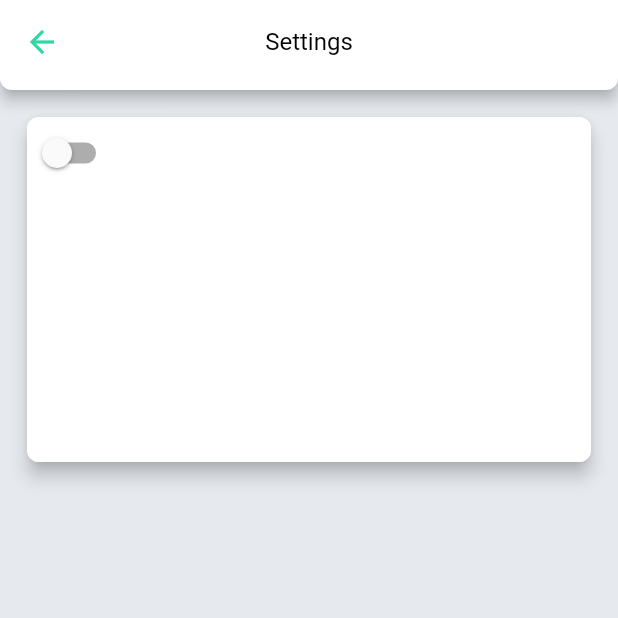
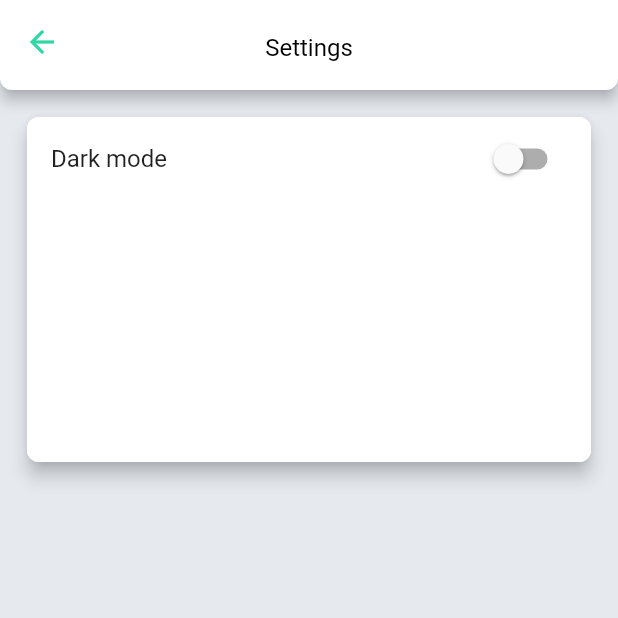
Before and after one commit to alarichartsock/smartmoney, a Flutter app: the Settings screen opened by its route, on a phone screen of 412 x 824 dp, the top half of it. Run offline on Flutter 3.47's test engine with Material 2 defaults, Android fonts, the phone set to English and light mode, and no system bars; our stand-ins replace flutter_bloc.

Commit message:
Fixed some UI scaling across devices
https://docs.google.com/spreadsheets/d/15l2iNHWFOkYs2Jlc_HTP5Vtzgu9leNO86ihhyO94GIk/edit?usp=sharing

Not everything is fixed. In particular, landscape mode on any phone breaks the app. Gonna commit that fix separate.

```diff
--- a/lib/android/components/order_card.dart
+++ b/lib/android/components/order_card.dart
@@ -76,7 +76,7 @@ class _OrderCardState extends State<OrderCard> {
                     Text(order.getCompany(),
                         style: TextStyle(
                             color: Theme.of(context).cursorColor,
-                            fontSize: 16.0,
+                            fontSize: 14.0,
                             fontWeight: FontWeight.w400)),
                   ],
                 ),
--- a/lib/android/components/order_column.dart
+++ b/lib/android/components/order_column.dart
@@ -143,7 +143,7 @@ class _OrderColumnState extends State<OrderColumn>
               color: Theme.of(context).canvasColor,
               borderRadius: BorderRadius.all(Radius.circular(8.0))),
           width: width,
-          height: height + 8,
+          height: height + 16,
           child: Stack(
             children: <Widget>[
               Column(
--- a/lib/android/logic/theme/customTheme.dart
+++ b/lib/android/logic/theme/customTheme.dart
@@ -28,6 +28,9 @@ class CustomTheme extends StatefulWidget {
 }
 
 class _CustomThemeState extends State<CustomTheme> {
+
+  bool darkThemeOn;
+
   ThemeData _theme;
 
   ThemeData get theme => _theme;
@@ -35,6 +38,8 @@ class _CustomThemeState extends State<CustomTheme> {
   @override
   void initState() {
     _theme = MyThemes.getThemeFromKey(widget.initialThemeKey);
+    (_theme == MyThemes.darkTheme) ? darkThemeOn = true : darkThemeOn = false;
+    print("$darkThemeOn");
     super.initState();
   }
 
--- a/lib/android/screens/menu/feedback_screen.dart
+++ b/lib/android/screens/menu/feedback_screen.dart
@@ -57,7 +57,10 @@ class _FeedbackState extends State<Feedback> {
             centerTitle: true,
             shape: appBarBorder,
             backgroundColor: Theme.of(context).canvasColor,
-            title: Text("smartmoney", style: Theme.of(context).textTheme.display4),
+            title: Padding(
+              padding: const EdgeInsets.only(top: 8.0),
+              child: Text("smartmoney", style: Theme.of(context).textTheme.display4),
+            ),
             leading: IconButton(
               iconSize: 24.0,
               icon: Icon(Icons.arrow_back), //todo: add icon from icons8
--- a/lib/android/screens/menu/help_screen.dart
+++ b/lib/android/screens/menu/help_screen.dart
@@ -54,7 +54,10 @@ class _HelpState extends State<Help> {
             centerTitle: true,
             shape: appBarBorder,
             backgroundColor: Theme.of(context).canvasColor,
-            title: Text("smartmoney", style: Theme.of(context).textTheme.display4),
+            title: Padding(
+              padding: const EdgeInsets.only(top: 8.0),
+              child: Text("smartmoney", style: Theme.of(context).textTheme.display4),
+            ),
             leading: IconButton(
               iconSize: 24.0,
               icon: Icon(Icons.arrow_back), //todo: add icon from icons8
--- a/lib/android/screens/menu/settings_screen.dart
+++ b/lib/android/screens/menu/settings_screen.dart
@@ -8,11 +8,27 @@ import 'package:smartmoney/android/logic/theme/themes.dart';
 
 
 class Settings extends StatefulWidget {
+
+  bool darkThemeOn;
+
+  Settings({
+    this.darkThemeOn
+  });
+
   @override
-  _SettingsState createState() => _SettingsState();
+  _SettingsState createState() => _SettingsState(
+    darkThemeOn: darkThemeOn
+  );
 }
 
 class _SettingsState extends State<Settings> {
+
+  _SettingsState({
+    this.darkThemeOn
+  });
+
+  bool darkThemeOn;
+
   bool switchValue = false;
 
   @override
@@ -40,7 +56,10 @@ class _SettingsState extends State<Settings> {
               centerTitle: true,
               shape: appBarBorder,
               backgroundColor: Theme.of(context).canvasColor,
-              title: Text("Settings", style: Theme.of(context).textTheme.display4),
+              title: Padding(
+                padding: const EdgeInsets.only(top: 8.0),
+                child: Text("Settings", style: Theme.of(context).textTheme.display4),
+              ),
               leading: IconButton(
                 iconSize: 24.0,
                 icon: Icon(Icons.arrow_back), //todo: add icon from icons8
@@ -70,14 +89,16 @@ class _SettingsState extends State<Settings> {
                     crossAxisAlignment: CrossAxisAlignment.start,
                     mainAxisAlignment: MainAxisAlignment.start,
                     children: <Widget>[
-                      Switch(
-
+                      SwitchListTile(
+                        title: Text("Dark mode"),
                         activeColor: Theme.of(context).primaryColor,
                         value: switchValue,
                         onChanged: (bool newValue) {
                           setState(() {
                            switchValue = newValue;
-                           CustomTheme.instanceOf(context).changeTheme(MyThemeKeys.DARK);
+                           (newValue == true) ?
+                           CustomTheme.instanceOf(context).changeTheme(MyThemeKeys.DARK) :
+                           CustomTheme.instanceOf(context).changeTheme(MyThemeKeys.LIGHT);
                           });
 
                         },
--- a/lib/android/screens/signin/sign_in_screen.dart
+++ b/lib/android/screens/signin/sign_in_screen.dart
@@ -66,7 +66,7 @@ class _SignInState extends State<SignIn> {
                 children: <Widget>[
                   StyledContainer(
                     width: _containerWidth,
-                    height: _containerWidth - (_margin * 2.0),
+                    //height: _containerWidth - (_margin * 2.0),
                     child: Padding(
                       padding: const EdgeInsets.all(_margin),
                       child: Column(
--- a/lib/main.dart
+++ b/lib/main.dart
@@ -1,7 +1,6 @@
 import 'package:flutter/cupertino.dart'; //import libraries/"dependencies"
 import 'package:flutter/material.dart';
 
-import 'package:flutter_bloc/flutter_bloc.dart';
 import 'package:smartmoney/android/logic/theme/customTheme.dart';
 import 'package:smartmoney/android/logic/theme/themes.dart';
 import 'package:smartmoney/android/screens/menu/help_screen.dart';
@@ -50,7 +49,7 @@ class Smartmoney extends StatelessWidget {
   @override
   Widget build(BuildContext context) {
     return MaterialApp(
-        home: Onboarding(showImages: true,),
+        home: Onboarding(showImages: true),
         theme: CustomTheme.of(context),
         darkTheme: MyThemes.darkTheme,
         title: "Smartmoney Android",
```
Also changed, not shown: lib/android/screens/home/home_screen.dart (+17 -14 lines), lib/android/screens/onboarding_screen.dart (+7 -5 lines), lib/android/screens/signup/sign_up_screen.dart (+17 -13 lines), pubspec.lock.
